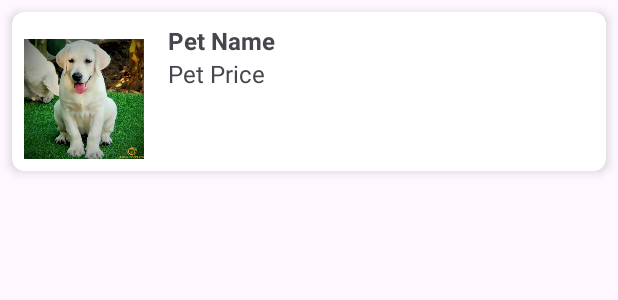
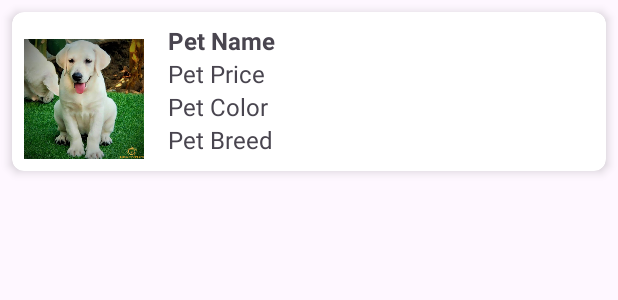
Before and after one commit to STHAOPHAN/Pet-Shop, an Android app: the layout item_order_pet.xml on its own in the app's theme, with its tools: preview values and no code run, on a phone screen of 412 x 824 dp. Shown: the top 300 px of the screen. Run offline under Robolectric (Android 15) with nearby library versions, the phone set to English and light mode, and no system bars.

Commit message:
history v5

```diff
--- a/app/src/main/java/com/example/product_sale/activity/PetDetailActivity.java
+++ b/app/src/main/java/com/example/product_sale/activity/PetDetailActivity.java
@@ -42,7 +42,7 @@ public class PetDetailActivity extends BaseActivity {
             tvPetName.setText("Tên: " +pet.getName());
             tvPetBreed.setText("Giống loài: " + pet.getBreed());  // Set breed text
             tvPetColor.setText("Màu: " + pet.getColor());
-            tvPetPrice.setText("Price: $" + pet.getPrice());
+            tvPetPrice.setText("Giá tiền: $" + pet.getPrice());
             tvPetAge.setText("Tuổi: " + pet.getAge());  // Set age text
             tvPetGender.setText("Giới tính: " + pet.getGender());  // Set gender text
 
--- a/app/src/main/res/layout/item_order_pet.xml
+++ b/app/src/main/res/layout/item_order_pet.xml
@@ -43,6 +43,19 @@
                 android:textSize="16sp"
                 android:text="Pet Price" />
 
+            <TextView
+                android:id="@+id/tv_pet_color"
+                android:layout_width="wrap_content"
+                android:layout_height="wrap_content"
+                android:textSize="16sp"
+                android:text="Pet Color" />
+
+            <TextView
+                android:id="@+id/tv_pet_breed"
+                android:layout_width="wrap_content"
+                android:layout_height="wrap_content"
+                android:textSize="16sp"
+                android:text="Pet Breed" />
         </LinearLayout>
 
     </LinearLayout>
```
Also changed, not shown: app/src/main/java/com/example/product_sale/adapter/OrderAdapter.java (+25 -9 lines), app/src/main/java/com/example/product_sale/adapter/OrderPetAdapter.java (+7 -3 lines).
